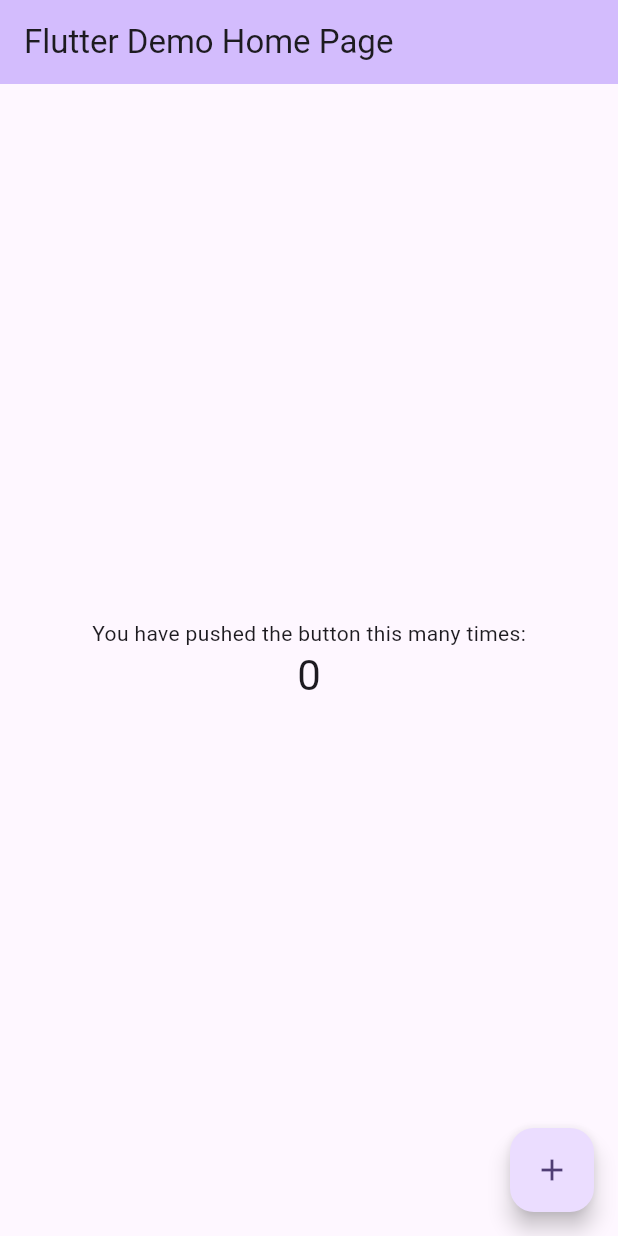
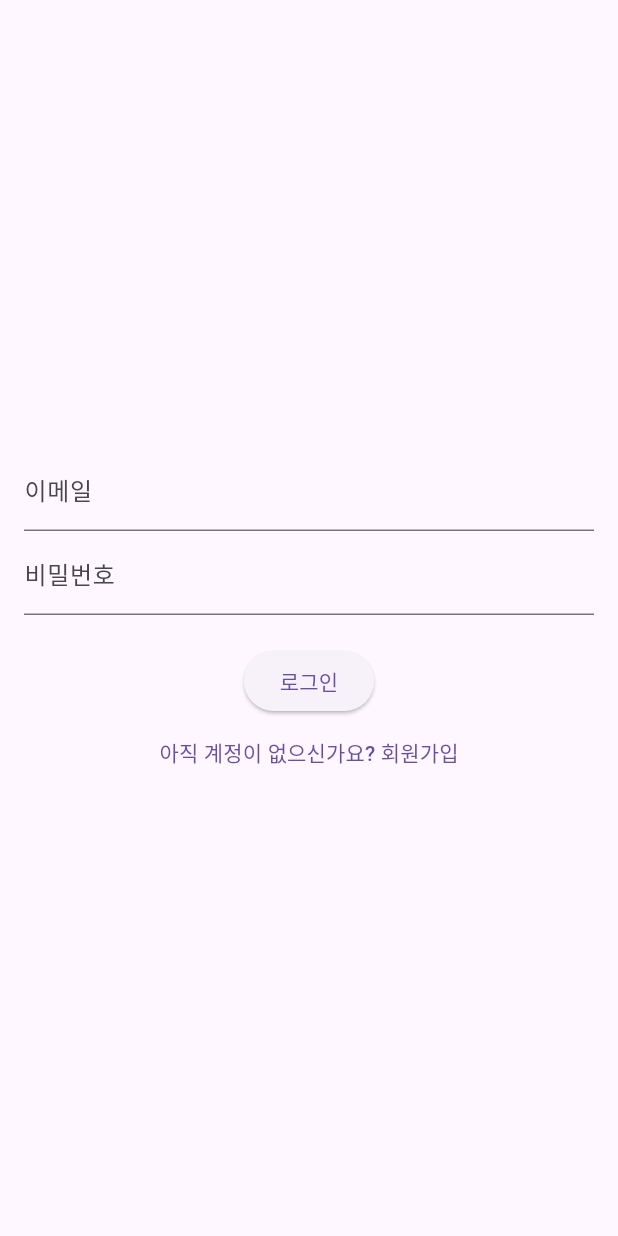
Before and after one commit to Avecow/openChurch, a Flutter app: the screen it shows after launch, on a phone screen of 412 x 824 dp. Run offline on Flutter 3.47's test engine with Material 3 defaults, Android fonts, the phone set to English and light mode, and no system bars; our stand-ins replace cloud_firestore, firebase_auth, firebase_core; accounts and stored records are empty.

Commit message:
mvp (firebase, login, etc..)

```diff
--- a/flutter/checkout/lib/main.dart
+++ b/flutter/checkout/lib/main.dart
@@ -1,122 +1,44 @@
+import 'package:firebase_auth/firebase_auth.dart';
 import 'package:flutter/material.dart';
+import 'package:firebase_core/firebase_core.dart';
+import 'firebase_options.dart';
+import 'package:checkout/screens/login_screen.dart';
+import 'package:checkout/screens/attendance_screen.dart';
 
-void main() {
+void main() async {
+  //Firebase 통신 전 초기화
+  WidgetsFlutterBinding.ensureInitialized();
+  await Firebase.initializeApp(
+    options: DefaultFirebaseOptions.currentPlatform,
+  );
   runApp(const MyApp());
 }
 
 class MyApp extends StatelessWidget {
   const MyApp({super.key});
 
-  // This widget is the root of your application.
   @override
   Widget build(BuildContext context) {
     return MaterialApp(
-      title: 'Flutter Demo',
+      title: '주일학교 출석체크',
       theme: ThemeData(
-        // This is the theme of your application.
-        //
-        // TRY THIS: Try running your application with "flutter run". You'll see
-        // the application has a purple toolbar. Then, without quitting the app,
-        // try changing the seedColor in the colorScheme below to Colors.green
-        // and then invoke "hot reload" (save your changes or press the "hot
-        // reload" button in a Flutter-supported IDE, or press "r" if you used
-        // the command line to start the app).
-        //
-        // Notice that the counter didn't reset back to zero; the application
-        // state is not lost during the reload. To reset the state, use hot
-        // restart instead.
-        //
-        // This works for code too, not just values: Most code changes can be
-        // tested with just a hot reload.
-        colorScheme: ColorScheme.fromSeed(seedColor: Colors.deepPurple),
+        primarySwatch: Colors.blue,
+        useMaterial3: true,
       ),
-      home: const MyHomePage(title: 'Flutter Demo Home Page'),
+      home: StreamBuilder<User?>(
+        stream: FirebaseAuth.instance.authStateChanges(),
+        builder: (context, snapshot) {
+          if (snapshot.connectionState == ConnectionState.waiting) {
+            return const Center(child: CircularProgressIndicator(),);
+          }
+
+          if (snapshot.hasData) {
+            return const AttendanceScreen();
+          } else {
+            return LoginScreen();
+          }
+        }
+        ),
     );
   }
 }
-
-class MyHomePage extends StatefulWidget {
-  const MyHomePage({super.key, required this.title});
-
-  // This widget is the home page of your application. It is stateful, meaning
-  // that it has a State object (defined below) that contains fields that affect
-  // how it looks.
-
-  // This class is the configuration for the state. It holds the values (in this
-  // case the title) provided by the parent (in this case the App widget) and
-  // used by the build method of the State. Fields in a Widget subclass are
-  // always marked "final".
-
-  final String title;
-
-  @override
-  State<MyHomePage> createState() => _MyHomePageState();
-}
-
-class _MyHomePageState extends State<MyHomePage> {
-  int _counter = 0;
-
-  void _incrementCounter() {
-    setState(() {
-      // This call to setState tells the Flutter framework that something has
-      // changed in this State, which causes it to rerun the build method below
-      // so that the display can reflect the updated values. If we changed
-      // _counter without calling setState(), then the build method would not be
-      // called again, and so nothing would appear to happen.
-      _counter++;
-    });
-  }
-
-  @override
-  Widget build(BuildContext context) {
-    // This method is rerun every time setState is called, for instance as done
-    // by the _incrementCounter method above.
-    //
-    // The Flutter framework has been optimized to make rerunning build methods
-    // fast, so that you can just rebuild anything that needs updating rather
-    // than having to individually change instances of widgets.
-    return Scaffold(
-      appBar: AppBar(
-        // TRY THIS: Try changing the color here to a specific color (to
-        // Colors.amber, perhaps?) and trigger a hot reload to see the AppBar
-        // change color while the other colors stay the same.
-        backgroundColor: Theme.of(context).colorScheme.inversePrimary,
-        // Here we take the value from the MyHomePage object that was created by
-        // the App.build method, and use it to set our appbar title.
-        title: Text(widget.title),
-      ),
-      body: Center(
-        // Center is a layout widget. It takes a single child and positions it
-        // in the middle of the parent.
-        child: Column(
-          // Column is also a layout widget. It takes a list of children and
-          // arranges them vertically. By default, it sizes itself to fit its
-          // children horizontally, and tries to be as tall as its parent.
-          //
-          // Column has various properties to control how it sizes itself and
-          // how it positions its children. Here we use mainAxisAlignment to
-          // center the children vertically; the main axis here is the vertical
-          // axis because Columns are vertical (the cross axis would be
-          // horizontal).
-          //
-          // TRY THIS: Invoke "debug painting" (choose the "Toggle Debug Paint"
-          // action in the IDE, or press "p" in the console), to see the
-          // wireframe for each widget.
-          mainAxisAlignment: MainAxisAlignment.center,
-          children: <Widget>[
-            const Text('You have pushed the button this many times:'),
-            Text(
-              '$_counter',
-              style: Theme.of(context).textTheme.headlineMedium,
-            ),
-          ],
-        ),
-      ),
-      floatingActionButton: FloatingActionButton(
-        onPressed: _incrementCounter,
-        tooltip: 'Increment',
-        child: const Icon(Icons.add),
-      ), // This trailing comma makes auto-formatting nicer for build methods.
-    );
-  }
-}
--- /dev/null
+++ b/flutter/checkout/lib/screens/login_screen.dart
@@ -0,0 +1,72 @@
+import 'package:flutter/material.dart';
+import 'package:checkout/services/auth_service.dart';
+import 'package:checkout/screens/attendance_screen.dart';
+import 'package:checkout/screens/signup_screen.dart';
+
+class LoginScreen extends StatelessWidget {
+  // AuthService 인스턴스 생성
+  final AuthService _authService = AuthService();
+
+  // 이메일, 비밀번호 입력을 위한 컨트롤러
+  final TextEditingController _emailController = TextEditingController();
+  final TextEditingController _passwordController = TextEditingController();
+
+  @override
+  Widget build(BuildContext context) {
+    return Scaffold(
+      body: Padding(
+        padding:  EdgeInsets.all(16.0),
+        child: Column(
+          mainAxisAlignment: MainAxisAlignment.center,
+          children: [
+            TextField(
+              controller: _emailController,
+              decoration: const InputDecoration(labelText: '이메일'),
+            ),
+            TextField(
+              controller: _passwordController,
+              obscureText: true,
+              decoration: const InputDecoration(labelText: '비밀번호'),
+            ),
+            const SizedBox(height: 20,),
+            ElevatedButton(
+              onPressed: () async{
+                // 로그인 버튼 클릭 시 signIn 메소드 호출
+                String email = _emailController.text;
+                String password = _passwordController.text;
+
+                final user = await _authService.signIn(email, password);
+
+                if (user != null) {
+                  // 로그인 성공 시 출석체크 화면으로 이동
+                  Navigator.pushReplacement(
+                    context,
+                    MaterialPageRoute(builder: (context) => AttendanceScreen()),);
+                } else {
+                  // 로그인 실패 시 알림
+                  ScaffoldMessenger.of(context).showSnackBar(
+                    const SnackBar(content: Text('로그인에 실패했습니다.')),
+                  );
+                }
+              },
+              child: const Text('로그인'),
+
+
+              ),
+              TextButton(
+  onPressed: () {
+    // SignUpScreen으로 이동
+    Navigator.push(
+      context,
+      MaterialPageRoute(builder: (context) => const SignUpScreen()),
+    );
+  },
+  child: const Text('아직 계정이 없으신가요? 회원가입'),
+),
+
+          ],),
+      ),
+    );
+
+  }
+}
--- a/flutter/checkout/pubspec.yaml
+++ b/flutter/checkout/pubspec.yaml
@@ -34,6 +34,9 @@ dependencies:
   # The following adds the Cupertino Icons font to your application.
   # Use with the CupertinoIcons class for iOS style icons.
   cupertino_icons: ^1.0.8
+  firebase_core: ^4.0.0
+  firebase_auth: ^6.0.1
+  cloud_firestore: ^6.0.0
 
 dev_dependencies:
   flutter_test:
```
Also changed, not shown: flutter/checkout/lib/screens/attendance_screen.dart (added, +103 -0 lines), flutter/checkout/lib/screens/signup_screen.dart (added, +102 -0 lines), flutter/checkout/lib/services/auth_service.dart (added, +33 -0 lines), flutter/checkout/firebase.json (added), flutter/checkout/lib/firebase_options.dart (added), flutter/checkout/pubspec.lock, 6 other files.
